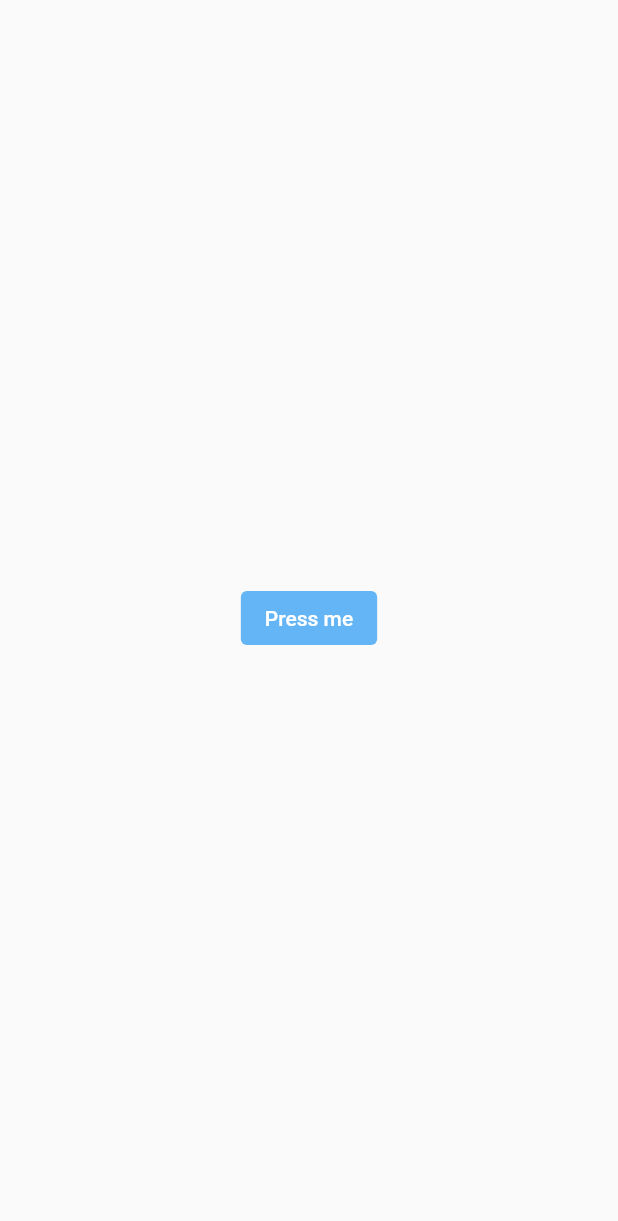
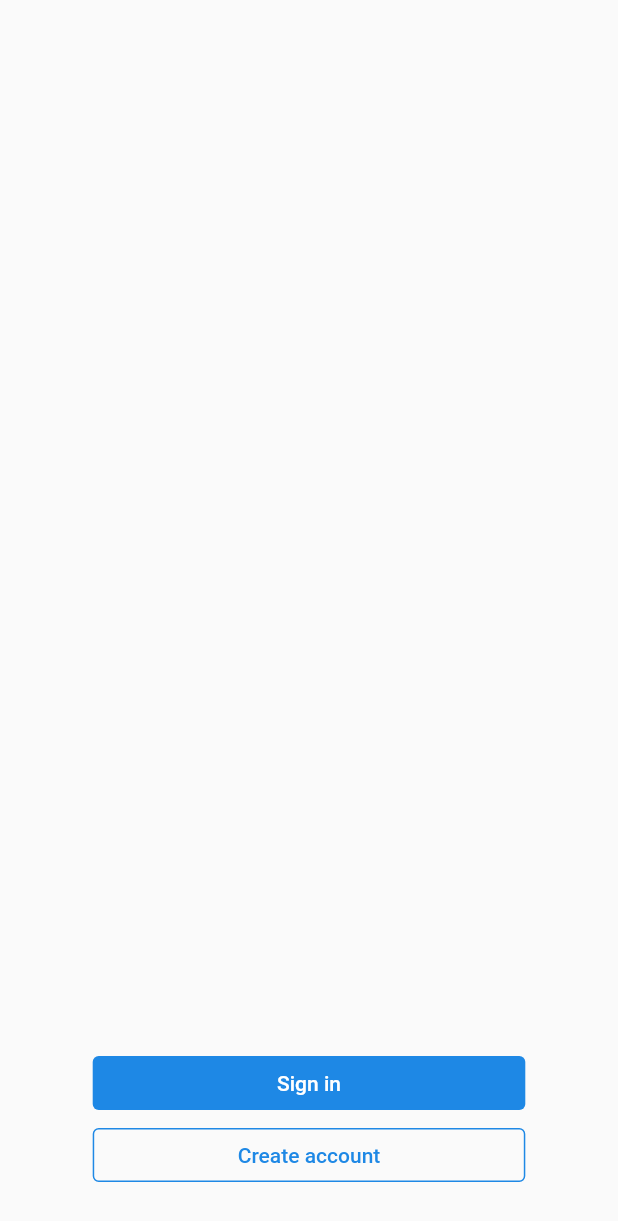
Before and after one commit to Nilomiranda/FlutterTalk, a Flutter app: the screen it shows after launch, on a phone screen of 412 x 824 dp. Shown: the top 1221 px of the screen. Run offline on Flutter 3.47's test engine with Material 2 defaults, Android fonts, the phone set to English and light mode, and no system bars.

Commit message:
creating block of buttons in sign in screen

```diff
--- a/lib/main.dart
+++ b/lib/main.dart
@@ -41,9 +41,21 @@ class MyHomePage extends StatelessWidget {
   @override
   Widget build(BuildContext context) {
     return MaterialApp(
-      home: Scaffold(body: Center(child:
-        Button(label: 'Press me', onPressed: returnTruthfullness, appearance: ButtonAppearance.solid,)
-      ,),)
+      home: Scaffold(
+      body: Center(child: Column(
+        children: [
+          Container(
+            width: MediaQuery.of(context).size.width * 0.70,
+            margin: EdgeInsets.only(bottom: 30.0),
+            child: Column(children: [
+              Button(label: 'Sign in', onPressed: returnTruthfullness, appearance: ButtonAppearance.solid,),
+              Button(label: 'Create account', onPressed: returnTruthfullness, appearance: ButtonAppearance.outline,)
+            ],),
+          )
+        ],
+        mainAxisAlignment: MainAxisAlignment.end,
+      ),),
+      )
     );
   }
 }
--- a/lib/src/components/button.dart
+++ b/lib/src/components/button.dart
@@ -1,36 +1,55 @@
 import 'package:flutter/material.dart';
 
-enum ButtonAppearance {
-  solid,
-  outline
-}
+enum ButtonAppearance { solid, outline }
 
-var primaryColor = Colors.blue[300];
+var primaryColor = Colors.blue[600];
+const double borderRadius = 4.0;
 
 class Button extends StatelessWidget {
-  Button({@required this.label, @required this.onPressed, this.appearance})
+  Button(
+      {@required this.label,
+      @required this.onPressed,
+      this.appearance,
+      this.fullWidth})
   // some comment
   ;
   final String label;
   final Function onPressed;
   final ButtonAppearance appearance;
+  final bool fullWidth;
 
   @override
   Widget build(BuildContext context) {
     if (this.appearance == ButtonAppearance.solid) {
-      return FlatButton(
-      child: Text(this.label, style: TextStyle(color: Colors.white),),
+      return Container(
+        width: double.infinity,
+        child: FlatButton(
+          child: Text(
+            this.label,
+            style: TextStyle(color: Colors.white),
+          ),
           onPressed: this.onPressed,
           color: primaryColor,
-      shape: new RoundedRectangleBorder(borderRadius: new BorderRadius.circular(4.0))
+          shape: new RoundedRectangleBorder(
+              borderRadius: new BorderRadius.circular(borderRadius)),
+          padding: EdgeInsets.symmetric(vertical: 10, horizontal: 30),
+        ),
       );
     } else {
-      return OutlineButton(
-        child: Text(this.label, style: TextStyle(color: primaryColor),),
+      return Container(
+        width: double.infinity,
+        child: OutlineButton(
+          child: Text(
+            this.label,
+            style: TextStyle(color: primaryColor),
+          ),
           onPressed: this.onPressed,
           color: primaryColor,
           borderSide: BorderSide(color: primaryColor),
-        shape: new RoundedRectangleBorder(borderRadius: new BorderRadius.circular(4.0)),
+          shape: new RoundedRectangleBorder(
+              borderRadius: new BorderRadius.circular(borderRadius)),
+          padding: EdgeInsets.symmetric(vertical: 10, horizontal: 30),
+        ),
       );
     }
   }
```
Lines whose indentation alone changed are shown as unchanged.
